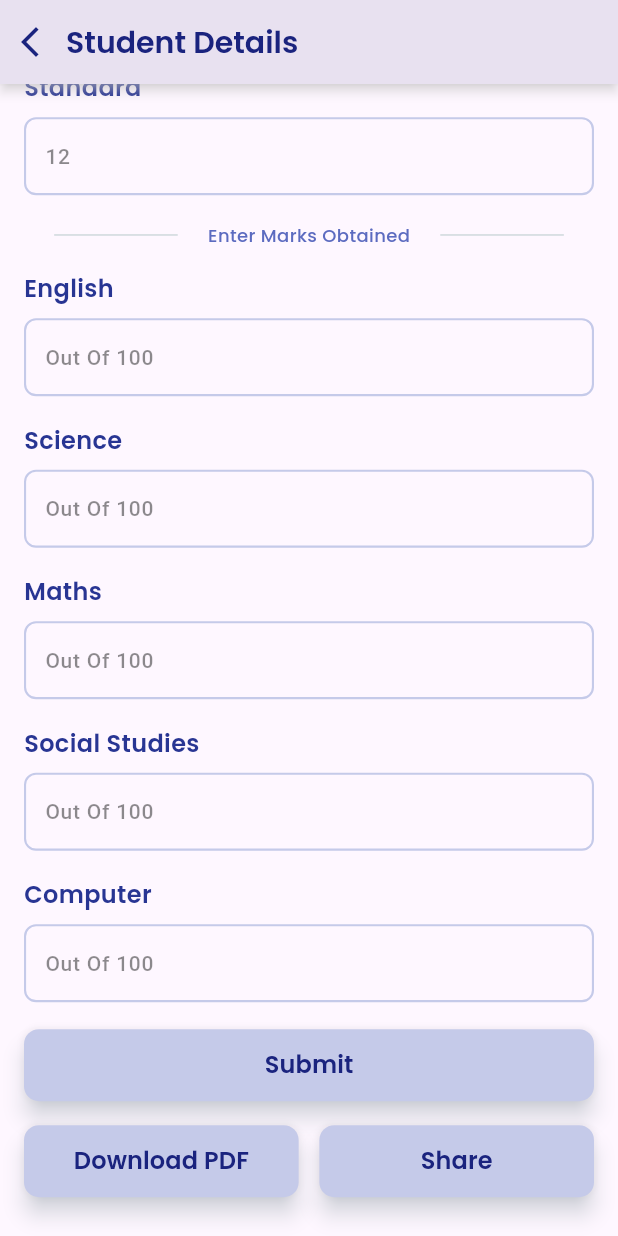
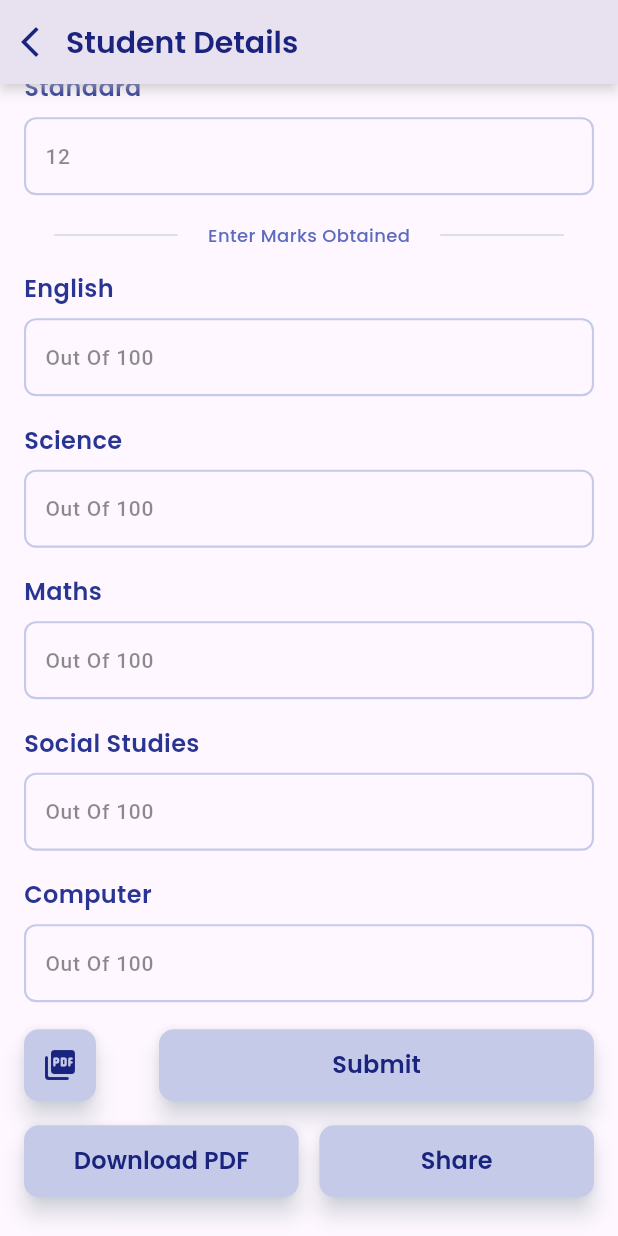
Before and after one commit to jagritixjha/student_data_app, a Flutter app: the ShowDetailsScreen screen opened directly with empty values, scrolled down 576 dp, on a phone screen of 412 x 824 dp. Run offline on Flutter 3.47's test engine with Material 3 defaults, Android fonts, the phone set to English and light mode, and no system bars; our stand-ins replace google_fonts, image_picker, pdf, printing.

Commit message:
made a fix

```diff
--- a/lib/utils/routes.dart
+++ b/lib/utils/routes.dart
@@ -11,12 +11,12 @@ class Routes {
   String homeScreen = '/',
       showDetailsScreen = '/showDetailsScreen',
       addDetailsScreen = '/addDetailsScreen',
-      pdfPreview = '/pdfPreview';
+      pdfPreviewScreen = '/pdfPreview';
 
   static Map<String, WidgetBuilder> screens = {
     '/': (context) => const HomeScreen(),
     '/showDetailsScreen': (context) => const ShowDetailsScreen(),
     '/addDetailsScreen': (context) => const AddDetailsScreen(),
-    '/pdfPreview': (context) => PdfScreen(),
+    '/pdfPreview': (context) => const PdfPreviewScreen(),
   };
 }
--- a/lib/views/home_screen/widgets/build_gridview.dart
+++ b/lib/views/home_screen/widgets/build_gridview.dart
@@ -101,7 +101,7 @@ Expanded buildGridView({required void Function(void Function()) setState}) {
                     onSelected: (value) {
                       if (value == 'pdf_preview') {
                         Navigator.pushNamed(
-                            context, Routes.navigateTo.pdfPreview);
+                            context, Routes.navigateTo.pdfPreviewScreen);
                       } else {
                         setState(() {
                           studentObj.removeAt(index);
--- a/lib/views/show_details_screen/show_details_screen.dart
+++ b/lib/views/show_details_screen/show_details_screen.dart
@@ -22,6 +22,8 @@ class ShowDetailsScreen extends StatefulWidget {
 
 class _ShowDetailsScreenState extends State<ShowDetailsScreen> {
   File? imagee;
+  String? filePath;
+  bool _validation = false;
 
   Future<void> _pickImage(StudentData sd) async {
     {
@@ -77,7 +79,14 @@ class _ShowDetailsScreenState extends State<ShowDetailsScreen> {
     }
   }
 
-  bool _validation = false;
+  void navigateToPdfScreen(StudentData sd) {
+    downloadPdf(sd);
+    _validation
+        ? Navigator.pushNamed(context, Routes.navigateTo.pdfPreviewScreen,
+            arguments: filePath)
+        : null;
+  }
+
   void handleSubmit(
       {required StudentData sd,
       String snackBarText = "",
@@ -114,8 +123,9 @@ class _ShowDetailsScreenState extends State<ShowDetailsScreen> {
 
     final directory = await getExternalStorageDirectory();
     if (directory != null) {
-      final file = File('${directory.path}/student_marksheet.pdf');
+      final File file = File('${directory.path}/student_marksheet.pdf');
       await file.writeAsBytes(pdfData);
+      filePath = file.path;
       log('File saved at ${file.path}');
     } else {
       log('Storage permission denied');
@@ -172,7 +182,29 @@ class _ShowDetailsScreenState extends State<ShowDetailsScreen> {
               setState(() {});
             },
           ),
+          Row(
+            children: [
+              IconButton(
+                style: IconButton.styleFrom(
+                  shape: RoundedRectangleBorder(
+                    borderRadius: BorderRadius.circular(10),
+                  ),
+                  backgroundColor: primaryColor,
+                  fixedSize: const Size(48, 48),
+                  shadowColor: Colors.blue.shade50,
+                  elevation: 6,
+                ),
+                onPressed: () {
+                  navigateToPdfScreen(sd);
+                },
+                icon: Icon(
+                  Icons.picture_as_pdf_rounded,
+                  color: primaryTextColor,
+                ),
+              ),
+              const Spacer(),
               buildElevatedButton(
+                size: 290,
                 sd: sd,
                 context: context,
                 text: 'Submit',
@@ -182,6 +214,8 @@ class _ShowDetailsScreenState extends State<ShowDetailsScreen> {
                   snackBarText: 'Form saved',
                   canPop: true,
                 ),
+              ),
+            ],
           ),
           const SizedBox(
             height: 16,
```
Lines whose indentation alone changed are shown as unchanged.
